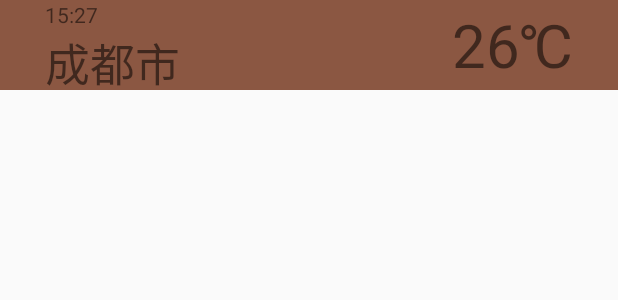
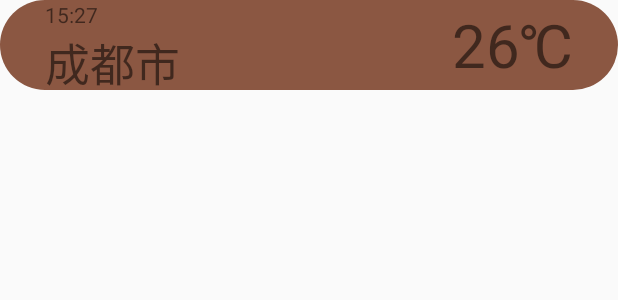
Before and after one commit to HangYongmao/CoolWeather, an Android app: the layout notification_layout.xml on its own in the app's theme, with its tools: preview values and no code run, on a phone screen of 412 x 824 dp. Shown: the top 300 px of the screen. Run offline under Robolectric (Android 15) with nearby library versions, the phone set to English and light mode, and no system bars.

```diff
--- /dev/null
+++ b/app/src/main/res/drawable/background_notification.xml
@@ -0,0 +1,11 @@
+<?xml version="1.0" encoding="utf-8"?>
+<shape xmlns:android="http://schemas.android.com/apk/res/android">
+    <solid android:color="#8B5742" />
+
+    <corners
+        android:bottomLeftRadius="50px"
+        android:bottomRightRadius="50px"
+        android:topLeftRadius="50px"
+        android:topRightRadius="50px" />
+
+</shape>
--- a/app/src/main/res/layout/notification_layout.xml
+++ b/app/src/main/res/layout/notification_layout.xml
@@ -2,7 +2,7 @@
 <RelativeLayout xmlns:android="http://schemas.android.com/apk/res/android"
     android:layout_width="match_parent"
     android:layout_height="60dp"
-    android:background="#8B5742">
+    android:background="@drawable/background_notification">
 
     <TextView
         android:id="@+id/textView_time"
```
Also changed, not shown: app/src/main/java/cn/edu/sicnu/coolweather/WeatherActivity.java (+9 -4 lines).
